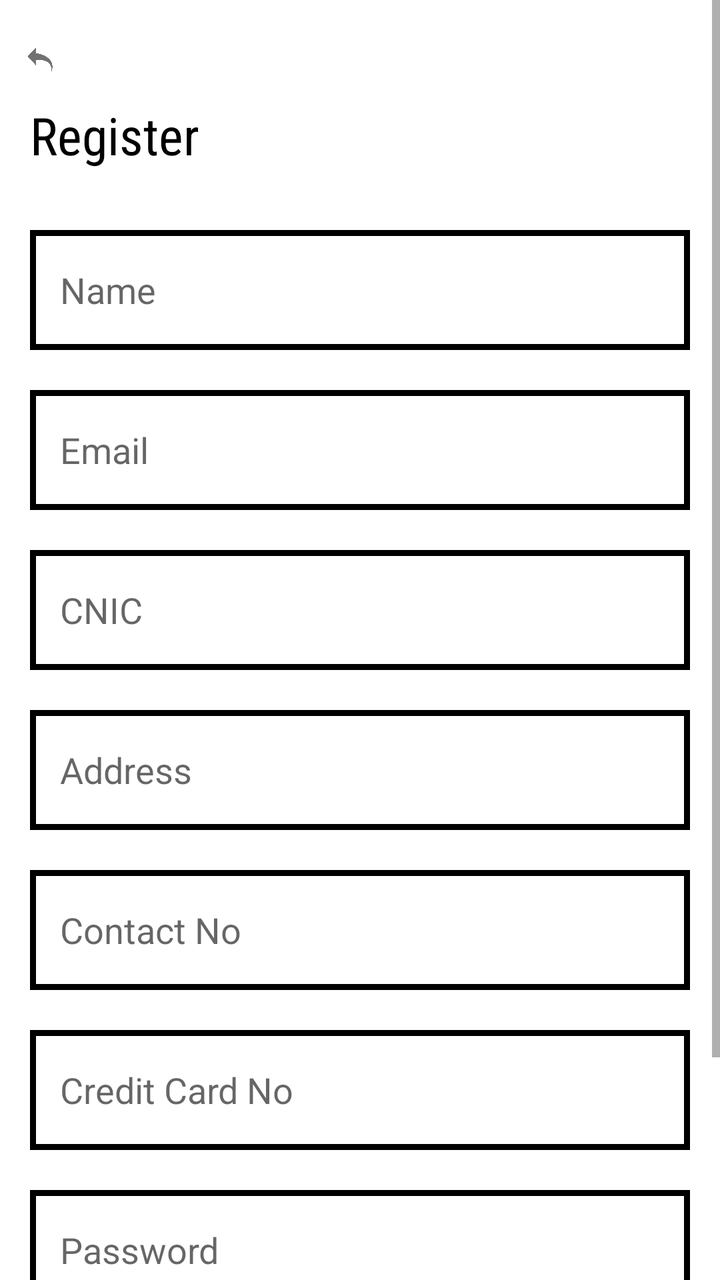
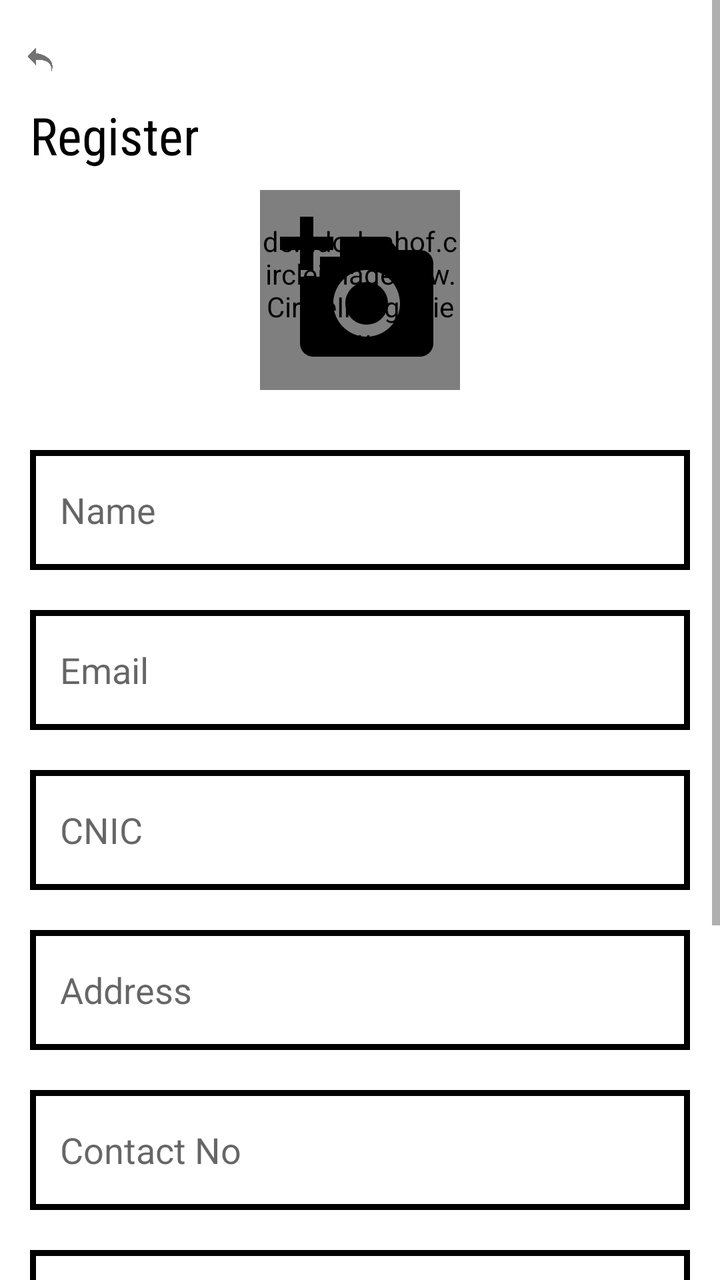

An Android layout rendered at two revisions. The XML below is the earlier revision; the diff shows what the commit changed to produce the second picture.
<!-- AndroidManifest.xml: application theme Theme.Project_Code -->
<!-- res/layout/activity_register_screen.xml -->
<?xml version="1.0" encoding="utf-8"?>
<RelativeLayout
    xmlns:android="http://schemas.android.com/apk/res/android"
    xmlns:tools="http://schemas.android.com/tools"
    xmlns:app="http://schemas.android.com/apk/res-auto"
    android:layout_width="match_parent"
    android:layout_height="match_parent"
    tools:context=".presentationLayer.Register_Screen">

    <ScrollView
        android:layout_width="match_parent"
        android:layout_height="match_parent">

        <RelativeLayout
            android:layout_width="match_parent"
            android:layout_height="match_parent">

            <ImageView
                android:layout_width="20dp"
                android:layout_height="20dp"
                android:background="@drawable/back_button"
                android:id="@+id/back_button"
                android:backgroundTint="#727272"
                android:layout_marginStart="10dp"
                android:layout_marginTop="20dp"/>

            <TextView
                android:id="@+id/log_in"
                android:layout_width="wrap_content"
                android:layout_height="wrap_content"
                android:layout_below="@id/back_button"
                android:layout_marginStart="15dp"
                android:layout_marginTop="10dp"
                android:fontFamily="sans-serif-condensed"
                android:text="Register"
                android:textColor="#000000"
                android:textSize="26sp" />

            <RelativeLayout
                android:layout_width="match_parent"
                android:layout_height="60dp"
                android:layout_below="@id/log_in"
                android:layout_marginTop="30dp"
                android:layout_centerHorizontal="true"
                android:layout_marginStart="30dp"
                android:id="@+id/name">

                <ImageView
                    android:layout_width="match_parent"
                    android:layout_height="match_parent"
                    android:background="@drawable/login_screen_et_bg"/>

                <EditText
                    android:id="@+id/Name_text"
                    android:layout_width="match_parent"
                    android:layout_height="match_parent"
                    android:layout_marginStart="15dp"
                    android:background="@null"
                    android:hint="Name" />
            </RelativeLayout>

            <RelativeLayout
                android:layout_width="match_parent"
                android:layout_height="60dp"
                android:layout_below="@id/name"
                android:layout_marginTop="20dp"
                android:layout_centerHorizontal="true"
                android:layout_marginStart="30dp"
                android:id="@+id/email">

                <ImageView
                    android:layout_width="match_parent"
                    android:layout_height="match_parent"
                    android:background="@drawable/login_screen_et_bg"/>

                <EditText
                    android:id="@+id/Email_text"
                    android:layout_width="match_parent"
                    android:layout_height="match_parent"
                    android:hint="Email"
                    android:layout_marginStart="15dp"
                    android:background="@null" />
            </RelativeLayout>

            <RelativeLayout
                android:layout_width="match_parent"
                android:layout_height="60dp"
                android:layout_below="@id/email"
                android:layout_marginTop="20dp"
                android:layout_centerHorizontal="true"
                android:layout_marginStart="30dp"
                android:id="@+id/cnic">

                <ImageView
                    android:layout_width="match_parent"
                    android:layout_height="match_parent"
                    android:background="@drawable/login_screen_et_bg"/>

                <EditText
                    android:id="@+id/CNIC_text"
                    android:layout_width="match_parent"
                    android:layout_height="match_parent"
                    android:hint="CNIC"
                    android:layout_marginStart="15dp"
                    android:background="@null" />
            </RelativeLayout>

            <RelativeLayout
                android:layout_width="match_parent"
                android:layout_height="60dp"
                android:layout_below="@id/cnic"
                android:layout_marginTop="20dp"
                android:layout_centerHorizontal="true"
                android:layout_marginStart="30dp"
                android:id="@+id/Address">

                <ImageView
                    android:layout_width="match_parent"
                    android:layout_height="match_parent"
                    android:background="@drawable/login_screen_et_bg"/>

                <EditText
                    android:id="@+id/Address_text"
                    android:layout_width="match_parent"
                    android:layout_height="match_parent"
                    android:hint="Address"
                    android:layout_marginStart="15dp"
                    android:background="@null" />
            </RelativeLayout>

            <RelativeLayout
                android:layout_width="match_parent"
                android:layout_height="60dp"
                android:layout_below="@id/Address"
                android:layout_marginTop="20dp"
                android:layout_centerHorizontal="true"
                android:layout_marginStart="30dp"
                android:id="@+id/contact_no">

                <ImageView
                    android:layout_width="match_parent"
                    android:layout_height="match_parent"
                    android:background="@drawable/login_screen_et_bg"/>

                <EditText
                    android:id="@+id/Contact_text"
                    android:layout_width="match_parent"
                    android:layout_height="match_parent"
                    android:layout_marginStart="15dp"
                    android:background="@null"
                    android:hint="Contact No" />
            </RelativeLayout>

            <RelativeLayout
                android:layout_width="match_parent"
                android:layout_height="60dp"
                android:layout_below="@id/contact_no"
                android:layout_marginTop="20dp"
                android:layout_centerHorizontal="true"
                android:layout_marginStart="30dp"
                android:id="@+id/credit_card_no">

                <ImageView
                    android:layout_width="match_parent"
                    android:layout_height="match_parent"
                    android:background="@drawable/login_screen_et_bg"/>

                <EditText
                    android:id="@+id/Card_text"
                    android:layout_width="match_parent"
                    android:layout_height="match_parent"
                    android:hint="Credit Card No"
                    android:layout_marginStart="15dp"
                    android:background="@null" />
            </RelativeLayout>

            <RelativeLayout
                android:layout_width="match_parent"
                android:layout_height="60dp"
                android:layout_below="@id/credit_card_no"
                android:layout_marginTop="20dp"
                android:layout_centerHorizontal="true"
                android:layout_marginStart="30dp"
                android:id="@+id/password">

                <ImageView
                    android:layout_width="match_parent"
                    android:layout_height="match_parent"
                    android:background="@drawable/login_screen_et_bg"/>

                <EditText
                    android:id="@+id/Password_text"
                    android:layout_width="match_parent"
                    android:layout_height="match_parent"
                    android:hint="Password"
                    android:layout_marginStart="15dp"
                    android:background="@null"
                    android:inputType="textPassword" />
            </RelativeLayout>

            <RelativeLayout
                android:layout_width="match_parent"
                android:layout_height="60dp"
                android:layout_below="@id/password"
                android:layout_marginTop="30dp"
                android:layout_centerHorizontal="true"
                android:layout_marginStart="30dp"
                android:id="@+id/sign_up_button">

                <ImageView
                    android:layout_width="match_parent"
                    android:layout_height="match_parent"
                    android:background="@drawable/main_screen_button_bg"
                    android:backgroundTint="#000000" />

                <TextView
                    android:layout_width="wrap_content"
                    android:layout_height="wrap_content"
                    android:text="SIGN UP"
                    android:textColor="#FFFFFF"
                    android:layout_centerInParent="true"
                    android:textStyle="bold"/>
            </RelativeLayout>

            <View
                android:layout_width="match_parent"
                android:layout_height="30dp"
                android:layout_below="@id/sign_up_button"/>
        </RelativeLayout>
    </ScrollView>
</RelativeLayout>
<!-- resources referenced by this layout -->
<resources>
  <!-- drawable back_button: png bitmap (drawable, 20170 bytes) -->
  <!-- drawable login_screen_et_bg (drawable) -->
  <?xml version="1.0" encoding="utf-8"?>
  <shape xmlns:android="http://schemas.android.com/apk/res/android"
      android:shape="rectangle">
      <solid
          android:color="#FFFFFF"/>
      <stroke
          android:width="3dp"
          android:color="#000000"/>
  </shape>
  <!-- drawable main_screen_button_bg (drawable) -->
  <?xml version="1.0" encoding="utf-8"?>
  <shape xmlns:android="http://schemas.android.com/apk/res/android"
      android:shape="rectangle">
      <solid
          android:color="#FFFFFF"/>
      <corners
          android:radius="5dp" />
      <stroke
          android:width="3dp"
          android:color="#000000"/>
  </shape>
  <style name="Theme.Project_Code" parent="Theme.MaterialComponents.DayNight.NoActionBar">
          
          <item name="colorPrimary">@color/purple_500</item>
          <item name="colorPrimaryVariant">@color/purple_700</item>
          <item name="colorOnPrimary">@color/white</item>
          
          <item name="colorSecondary">@color/teal_200</item>
          <item name="colorSecondaryVariant">@color/teal_700</item>
          <item name="colorOnSecondary">@color/black</item>
          
          <item name="android:statusBarColor" tools:targetApi="l">?attr/colorPrimaryVariant</item>
          
      </style>
  <color name="purple_500">#FF6200EE</color>
  <color name="purple_700">#FF3700B3</color>
  <color name="white">#FFFFFFFF</color>
  <color name="teal_200">#FF03DAC5</color>
  <color name="teal_700">#FF018786</color>
  <color name="black">#FF000000</color>
</resources>

<!-- the commit's change to res/layout/activity_register_screen.xml (unified diff, before → after) -->
@@ -37,10 +37,32 @@
                 android:textSize="26sp" />
 
             <RelativeLayout
-                android:layout_width="match_parent"
-                android:layout_height="60dp"
+                android:layout_width="100dp"
+                android:layout_height="100dp"
                 android:layout_below="@id/log_in"
-                android:layout_marginTop="30dp"
+                android:layout_margin="10dp"
+                android:layout_centerHorizontal="true"
+                android:id="@+id/rl_pics">
+
+                <de.hdodenhof.circleimageview.CircleImageView
+                    android:id="@+id/display_pic"
+                    android:layout_width="match_parent"
+                    android:layout_height="match_parent"/>
+
+                <ImageView
+                    android:id="@+id/add_display_pic"
+                    android:layout_width="80dp"
+                    android:layout_height="80dp"
+                    android:layout_centerInParent="true"
+                    android:background="@drawable/add_photo_icon"
+                    android:backgroundTint="#000000" />
+            </RelativeLayout>
+
+            <RelativeLayout
+                android:layout_width="match_parent"
+                android:layout_height="60dp"
+                android:layout_below="@id/rl_pics"
+                android:layout_marginTop="20dp"
                 android:layout_centerHorizontal="true"
                 android:layout_marginStart="30dp"
                 android:id="@+id/name">
<!-- resource entries referenced after the edit -->
@@ -1,5 +1,11 @@
 <!-- resources referenced by this layout -->
 <resources>
+  <!-- drawable add_photo_icon (drawable) -->
+  <vector android:height="24dp" android:tint="#FFFFFF"
+      android:viewportHeight="24" android:viewportWidth="24"
+      android:width="24dp" xmlns:android="http://schemas.android.com/apk/res/android">
+      <path android:fillColor="@android:color/white" android:pathData="M3,4V1h2v3h3v2H5v3H3V6H0V4H3zM6,10V7h3V4h7l1.83,2H21c1.1,0 2,0.9 2,2v12c0,1.1 -0.9,2 -2,2H5c-1.1,0 -2,-0.9 -2,-2V10H6zM13,19c2.76,0 5,-2.24 5,-5s-2.24,-5 -5,-5s-5,2.24 -5,5S10.24,19 13,19zM9.8,14c0,1.77 1.43,3.2 3.2,3.2s3.2,-1.43 3.2,-3.2s-1.43,-3.2 -3.2,-3.2S9.8,12.23 9.8,14z"/>
+  </vector>
   <!-- drawable back_button: png bitmap (drawable, 20170 bytes) -->
   <!-- drawable login_screen_et_bg (drawable) -->
   <?xml version="1.0" encoding="utf-8"?>
